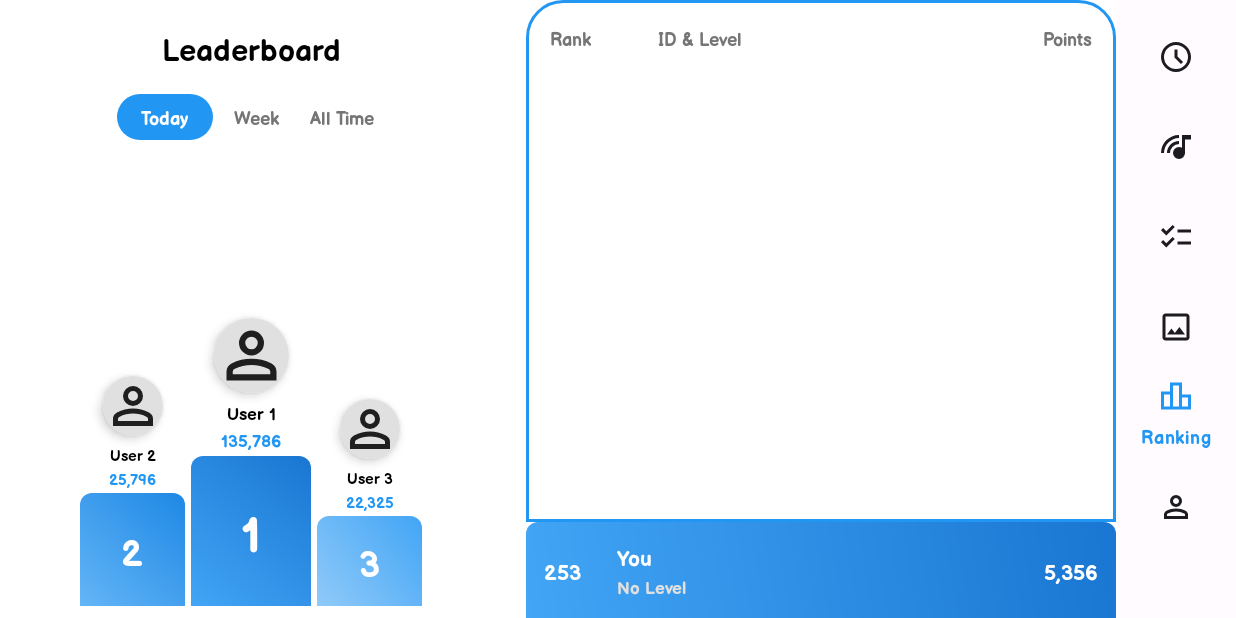
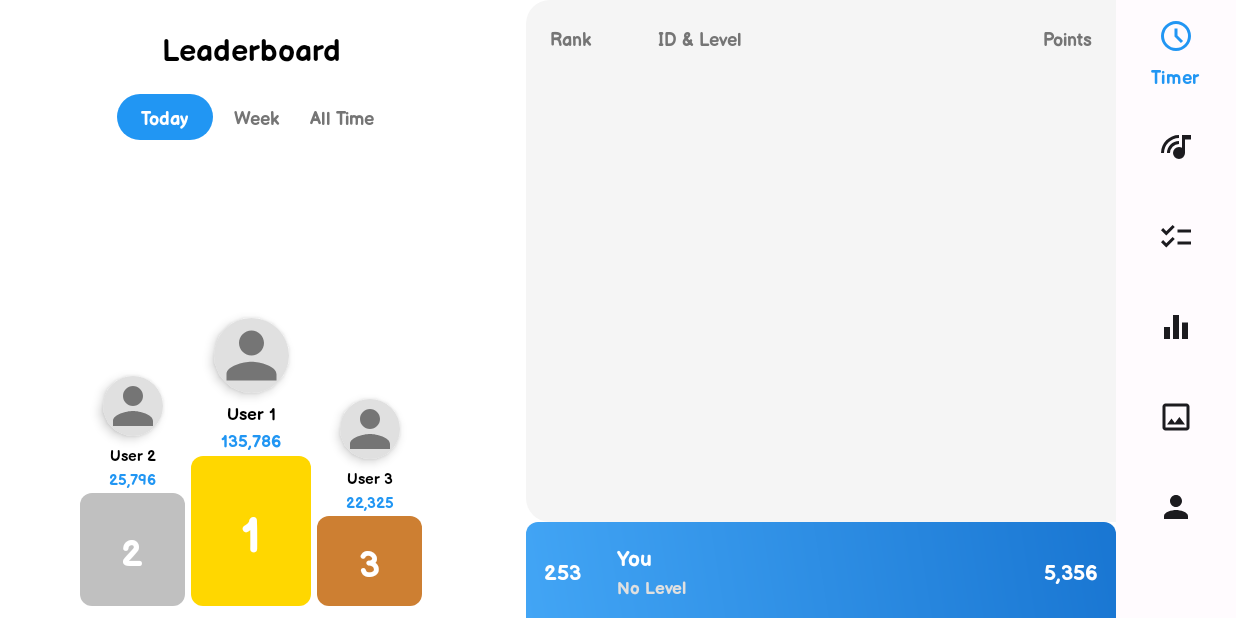
Before and after one commit to khaphong229/timer-study-app, an Android app: the LeaderboardFragment screen opened through its navigation route, on a phone screen of 824 x 412 dp (held sideways). Run offline under Robolectric (Android 15) with nearby library versions, the phone set to English and light mode, and no system bars; our stand-ins replace CircleImageView, Firebase (no records; nobody signed in at launch, a user with empty details on screens opened directly), navigation-ui.

Commit message:
feat: add new drawable resources and update background references

```diff
--- a/app/build.gradle
+++ b/app/build.gradle
@@ -1,6 +1,7 @@
 plugins {
     alias(libs.plugins.android.application)
     alias(libs.plugins.google.gms.google.services)
+    alias(libs.plugins.kotlin.android)
 }
 
 android {
@@ -41,6 +42,9 @@ android {
     buildFeatures {
         viewBinding true
     }
+    kotlinOptions {
+        jvmTarget = '11'
+    }
     defaultConfig {
         vectorDrawables.useSupportLibrary = true
     }
@@ -60,6 +64,8 @@ dependencies {
     implementation libs.recyclerview
     implementation libs.cardview
     implementation libs.firebase.auth
+    // Hạ phiên bản core-ktx để tương thích với Android Gradle Plugin 8.9.0
+    implementation 'androidx.core:core-ktx:1.12.0'
     annotationProcessor libs.room.compiler
 
     testImplementation libs.junit
--- a/app/src/main/res/drawable/bg_list_container.xml
+++ b/app/src/main/res/drawable/bg_list_container.xml
@@ -1,6 +1,8 @@
 <?xml version="1.0" encoding="utf-8"?>
-<shape xmlns:android="http://schemas.android.com/apk/res/android" android:shape="rectangle">
-    <solid android:color="#FFFFFF"/>
-    <stroke android:color="#2196F3" android:width="2dp"/>
-    <corners android:topLeftRadius="24dp" android:topRightRadius="24dp"/>
+<shape xmlns:android="http://schemas.android.com/apk/res/android"
+    android:shape="rectangle">
+    <solid android:color="#F5F5F5" />
+    <corners
+        android:topLeftRadius="16dp"
+        android:bottomLeftRadius="16dp" />
 </shape>
--- a/app/src/main/res/drawable/bg_podium_rank1.xml
+++ b/app/src/main/res/drawable/bg_podium_rank1.xml
@@ -1,8 +1,6 @@
 <?xml version="1.0" encoding="utf-8"?>
-<shape xmlns:android="http://schemas.android.com/apk/res/android" android:shape="rectangle">
-    <gradient
-        android:startColor="#42A5F5"
-        android:endColor="#1976D2"
-        android:angle="45"/>
-    <corners android:topLeftRadius="8dp" android:topRightRadius="8dp"/>
+<shape xmlns:android="http://schemas.android.com/apk/res/android"
+    android:shape="rectangle">
+    <solid android:color="#FFD700" />
+    <corners android:radius="8dp" />
 </shape>
--- a/app/src/main/res/drawable/bg_podium_rank2.xml
+++ b/app/src/main/res/drawable/bg_podium_rank2.xml
@@ -1,8 +1,6 @@
 <?xml version="1.0" encoding="utf-8"?>
-<shape xmlns:android="http://schemas.android.com/apk/res/android" android:shape="rectangle">
-    <gradient
-        android:startColor="#64B5F6"
-        android:endColor="#1E88E5"
-        android:angle="45"/>
-    <corners android:topLeftRadius="8dp" android:topRightRadius="8dp"/>
+<shape xmlns:android="http://schemas.android.com/apk/res/android"
+    android:shape="rectangle">
+    <solid android:color="#C0C0C0" />
+    <corners android:radius="8dp" />
 </shape>
--- a/app/src/main/res/drawable/bg_podium_rank3.xml
+++ b/app/src/main/res/drawable/bg_podium_rank3.xml
@@ -1,8 +1,6 @@
 <?xml version="1.0" encoding="utf-8"?>
-<shape xmlns:android="http://schemas.android.com/apk/res/android" android:shape="rectangle">
-    <gradient
-        android:startColor="#90CAF9"
-        android:endColor="#42A5F5"
-        android:angle="45"/>
-    <corners android:topLeftRadius="8dp" android:topRightRadius="8dp"/>
+<shape xmlns:android="http://schemas.android.com/apk/res/android"
+    android:shape="rectangle">
+    <solid android:color="#CD7F32" />
+    <corners android:radius="8dp" />
 </shape>
--- /dev/null
+++ b/app/src/main/res/drawable/bg_rank_now.xml
@@ -0,0 +1,8 @@
+<?xml version="1.0" encoding="utf-8"?>
+<shape xmlns:android="http://schemas.android.com/apk/res/android" android:shape="rectangle">
+    <gradient
+        android:startColor="#42A5F5"
+        android:endColor="#1976D2"
+        android:angle="45"/>
+    <corners android:topLeftRadius="8dp" android:topRightRadius="8dp"/>
+</shape>
--- a/app/src/main/res/drawable/bg_tab_selected.xml
+++ b/app/src/main/res/drawable/bg_tab_selected.xml
@@ -1,5 +1,6 @@
 <?xml version="1.0" encoding="utf-8"?>
-<shape xmlns:android="http://schemas.android.com/apk/res/android" android:shape="rectangle">
-    <solid android:color="#2196F3"/>
-    <corners android:radius="20dp"/>
+<shape xmlns:android="http://schemas.android.com/apk/res/android"
+    android:shape="rectangle">
+    <solid android:color="#2196F3" />
+    <corners android:radius="16dp" />
 </shape>
--- a/app/src/main/res/drawable/person_24dp.xml
+++ b/app/src/main/res/drawable/person_24dp.xml
@@ -1,9 +1,10 @@
+<?xml version="1.0" encoding="utf-8"?>
 <vector xmlns:android="http://schemas.android.com/apk/res/android"
     android:width="24dp"
     android:height="24dp"
-    android:viewportWidth="960"
-    android:viewportHeight="960">
-  <path
-      android:pathData="M480,480q-66,0 -113,-47t-47,-113q0,-66 47,-113t113,-47q66,0 113,47t47,113q0,66 -47,113t-113,47ZM160,800v-112q0,-34 17.5,-62.5T224,582q62,-31 126,-46.5T480,520q66,0 130,15.5T736,582q29,15 46.5,43.5T800,688v112L160,800ZM240,720h480v-32q0,-11 -5.5,-20T700,654q-54,-27 -109,-40.5T480,600q-56,0 -111,13.5T260,654q-9,5 -14.5,14t-5.5,20v32ZM480,400q33,0 56.5,-23.5T560,320q0,-33 -23.5,-56.5T480,240q-33,0 -56.5,23.5T400,320q0,33 23.5,56.5T480,400ZM480,320ZM480,720Z"
-      android:fillColor="#1f1f1f"/>
+    android:viewportWidth="24"
+    android:viewportHeight="24">
+    <path
+        android:fillColor="#757575"
+        android:pathData="M12,12c2.21,0 4,-1.79 4,-4s-1.79,-4 -4,-4 -4,1.79 -4,4 1.79,4 4,4zM12,14c-2.67,0 -8,1.34 -8,4v2h16v-2c0,-2.66 -5.33,-4 -8,-4z" />
 </vector>
--- a/app/src/main/res/layout/fragment_leaderboard.xml
+++ b/app/src/main/res/layout/fragment_leaderboard.xml
@@ -326,7 +326,7 @@
         android:id="@+id/layoutBottomRank"
         android:layout_width="0dp"
         android:layout_height="wrap_content"
-        android:background="@drawable/bg_podium_rank1"
+        android:background="@drawable/bg_rank_now"
         android:padding="12dp"
         android:layout_marginStart="16dp"
         app:layout_constraintBottom_toBottomOf="parent"
--- a/app/src/main/res/menu/bottom_nav_menu.xml
+++ b/app/src/main/res/menu/bottom_nav_menu.xml
@@ -15,19 +15,19 @@
         android:icon="@drawable/todo"
         android:title="Todo" />
 
-    <!-- <item
+    <item
         android:id="@+id/menu_statistics"
         android:icon="@drawable/statistic"
-        android:title="Statistic" /> -->
+        android:title="Ranking" />
     <item
         android:id="@+id/nav_shop"
         android:icon="@drawable/photo"
         android:title="Shop" />
 
-    <item
+    <!-- <item
         android:id="@+id/leaderboardFragment"
         android:icon="@drawable/ic_leaderboard"
-        android:title="Ranking" />
+        android:title="Ranking" /> -->
 
     <item
         android:id="@+id/profileFragment"
--- a/app/src/main/res/navigation/nav_graph.xml
+++ b/app/src/main/res/navigation/nav_graph.xml
@@ -29,9 +29,9 @@
     <!-- Statistics Fragment - Thống kê (giữ nguyên Navigation Rail) -->
     <fragment
         android:id="@+id/menu_statistics"
-        android:name="com.example.timerstudy.view.fragments.StatisticsFragment"
-        android:label="Thống kê"
-        tools:layout="@layout/fragment_statistics" />
+        android:name="com.example.timerstudy.view.fragments.StatsLeaderboardFragment"
+        android:label="Thống kê - Xếp hạng"
+        tools:layout="@layout/fragment_stats_leaderboard" />
 
     <fragment
         android:id="@+id/taskFragment"
@@ -45,8 +45,9 @@
         android:label="Shop"
         tools:layout="@layout/fragment_shop" />
 
+    <!-- Giữ lại để không ảnh hưởng logic, nhưng không hiển thị trực tiếp -->
     <fragment
-        android:id="@+id/leaderboardFragment"
+        android:id="@+id/leaderboardFragment_internal"
         android:name="com.example.timerstudy.view.fragments.LeaderboardFragment"
         android:label="Bảng Xếp Hạng"
         tools:layout="@layout/fragment_leaderboard" />
--- a/build.gradle
+++ b/build.gradle
@@ -1,4 +1,5 @@
 plugins {
     alias(libs.plugins.android.application) apply false
     alias(libs.plugins.google.gms.google.services) apply false
+    alias(libs.plugins.kotlin.android) apply false
 }
--- a/gradle/libs.versions.toml
+++ b/gradle/libs.versions.toml
@@ -13,6 +13,8 @@ recyclerview = "1.4.0"
 cardview = "1.0.0"
 googleGmsGoogleServices = "4.4.4"
 firebaseAuth = "24.0.1"
+kotlin = "2.0.21"
+coreKtx = "1.12.0"
 
 [libraries]
 junit = { group = "junit", name = "junit", version.ref = "junit" }
@@ -29,7 +31,9 @@ room-ktx = { group = "androidx.room", name = "room-ktx", version.ref = "room" }
 recyclerview = { group = "androidx.recyclerview", name = "recyclerview", version.ref = "recyclerview" }
 cardview = { group = "androidx.cardview", name = "cardview", version.ref = "cardview" }
 firebase-auth = { group = "com.google.firebase", name = "firebase-auth", version.ref = "firebaseAuth" }
+core-ktx = { group = "androidx.core", name = "core-ktx", version.ref = "coreKtx" }
 
 [plugins]
 android-application = { id = "com.android.application", version.ref = "agp" }
 google-gms-google-services = { id = "com.google.gms.google-services", version.ref = "googleGmsGoogleServices" }
+kotlin-android = { id = "org.jetbrains.kotlin.android", version.ref = "kotlin" }
```
Also changed, not shown: app/src/main/java/com/example/timerstudy/view/fragments/StatsLeaderboardFragment.kt (added, +59 -0 lines), app/src/main/res/layout/fragment_stats_leaderboard.xml (added, +31 -0 lines), app/src/main/res/layout/item_leaderboard_user.xml (+13 -49 lines), 1 other file.
